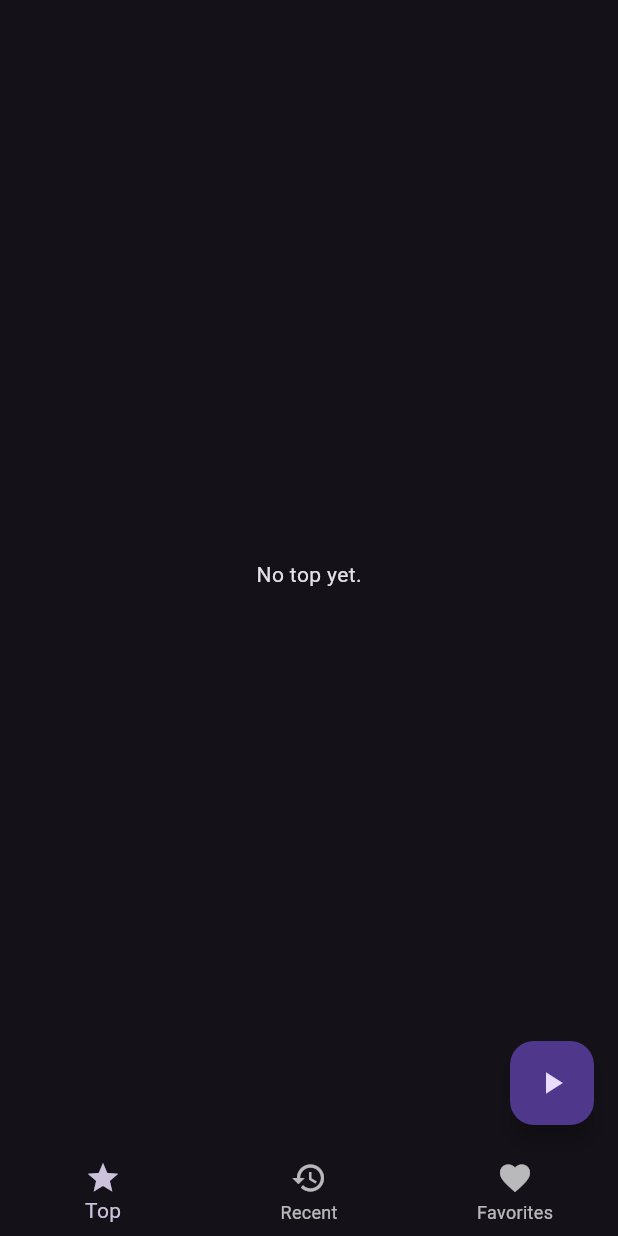
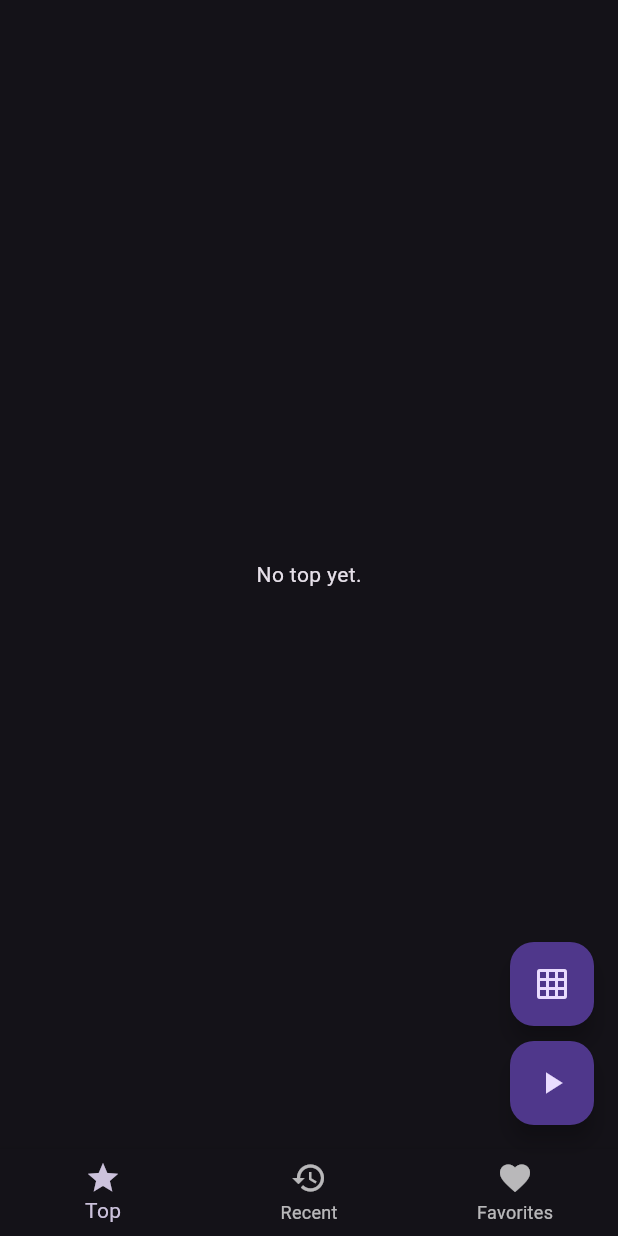
Before and after one commit to nramirez/screendat_clone, a Flutter app: the screen it shows after launch, on a phone screen of 412 x 824 dp. Run offline on Flutter 3.47's test engine with Material 2 defaults, Android fonts, the phone set to English and light mode, and no system bars; our stand-ins replace bloc, flutter_bloc, hydrated_bloc; missing offline and left inert: flutter_slideshow, midjourney_api; generated files the repository leaves out were written again.

Commit message:
gridview vs listview

```diff
--- a/lib/gallery/cubit/gallery_state.dart
+++ b/lib/gallery/cubit/gallery_state.dart
@@ -5,21 +5,25 @@ class GalleryState {
     this.top = const [],
     this.recent = const [],
     this.favorites = const {},
+    this.isListView = true,
   });
 
   final List<String> top;
   final List<String> recent;
   final Map<String, int> favorites;
+  final bool isListView;
 
   GalleryState copyWith({
     List<String>? top,
     List<String>? recent,
     Map<String, int>? favorites,
+    bool? isListView,
   }) {
     return GalleryState(
       top: top ?? this.top,
       recent: recent ?? this.recent,
       favorites: favorites ?? this.favorites,
+      isListView: isListView ?? this.isListView,
     );
   }
 }
--- a/lib/gallery/views/gallery_page.dart
+++ b/lib/gallery/views/gallery_page.dart
@@ -13,25 +13,40 @@ class GalleryPage extends StatelessWidget {
   final List<String> images;
   final String title;
 
+  Widget itemBuilder(BuildContext context, int index) {
+    return Center(
+      child: ImgCard(
+        imgUrl: images[index],
+        isFavorite: context.read<GalleryCubit>().isFavorite,
+        toggleFavorite: context.read<GalleryCubit>().toggleFavorite,
+      ),
+    );
+  }
+
   @override
   Widget build(BuildContext context) {
-    final cubit = context.read<GalleryCubit>();
     if (images.isEmpty) {
       return Center(
         child: Text('No $title yet.'),
       );
     }
+    final isListView = context.select<GalleryCubit, bool>(
+      (cubit) => cubit.state.isListView,
+    );
+
+    if (!isListView) {
+      return GridView.builder(
+        itemCount: images.length,
+        gridDelegate: const SliverGridDelegateWithFixedCrossAxisCount(
+          crossAxisCount: 3,
+        ),
+        itemBuilder: itemBuilder,
+      );
+    }
+
     return ListView.builder(
       itemCount: images.length,
-      itemBuilder: (context, index) {
-        return Center(
-          child: ImgCard(
-            imgUrl: images[index],
-            isFavorite: cubit.isFavorite,
-            toggleFavorite: cubit.toggleFavorite,
-          ),
-        );
-      },
+      itemBuilder: itemBuilder,
     );
   }
 }
--- a/lib/gallery/views/home.dart
+++ b/lib/gallery/views/home.dart
@@ -15,6 +15,45 @@ class Home extends StatefulWidget {
 
 class _HomeState extends State<Home> {
   final pageController = PageController();
+
+  Widget actionButtons() {
+    final cubit = context.watch<GalleryCubit>();
+    return Column(
+      mainAxisAlignment: MainAxisAlignment.end,
+      children: [
+        /// Toggle between list and grid view.
+        Padding(
+          padding: const EdgeInsets.symmetric(vertical: 10),
+          child: FloatingActionButton(
+            onPressed: cubit.toggleView,
+            child: cubit.state.isListView
+                ? const Icon(Icons.grid_on)
+                : const Icon(Icons.list),
+          ),
+        ),
+
+        FloatingActionButton(
+          onPressed: () {
+            var images = cubit.state.top;
+            if (pageController.page == 1) {
+              images = cubit.state.recent;
+            } else if (pageController.page == 2) {
+              images = cubit.sortedFavorites();
+            }
+
+            Navigator.of(context).push(MaterialPageRoute<void>(
+              builder: (context) => SlideShow(
+                urls: images,
+                toggleFavorite: cubit.toggleFavorite,
+                isFavorite: cubit.isFavorite,
+              ),
+            ));
+          },
+          child: const Icon(Icons.play_arrow),
+        )
+      ],
+    );
+  }
 
   @override
   Widget build(BuildContext context) {
@@ -57,25 +96,7 @@ class _HomeState extends State<Home> {
           ),
         ],
       ),
-      floatingActionButton: FloatingActionButton(
-        onPressed: () {
-          var images = cubit.state.top;
-          if (pageController.page == 1) {
-            images = cubit.state.recent;
-          } else if (pageController.page == 2) {
-            images = cubit.sortedFavorites();
-          }
-
-          Navigator.of(context).push(MaterialPageRoute<void>(
-            builder: (context) => SlideShow(
-              urls: images,
-              toggleFavorite: cubit.toggleFavorite,
-              isFavorite: cubit.isFavorite,
-            ),
-          ));
-        },
-        child: const Icon(Icons.play_arrow),
-      ),
+      floatingActionButton: actionButtons(),
     );
   }
 }
```
Also changed, not shown: lib/gallery/cubit/gallery_cubit.dart (+13 -2 lines).
